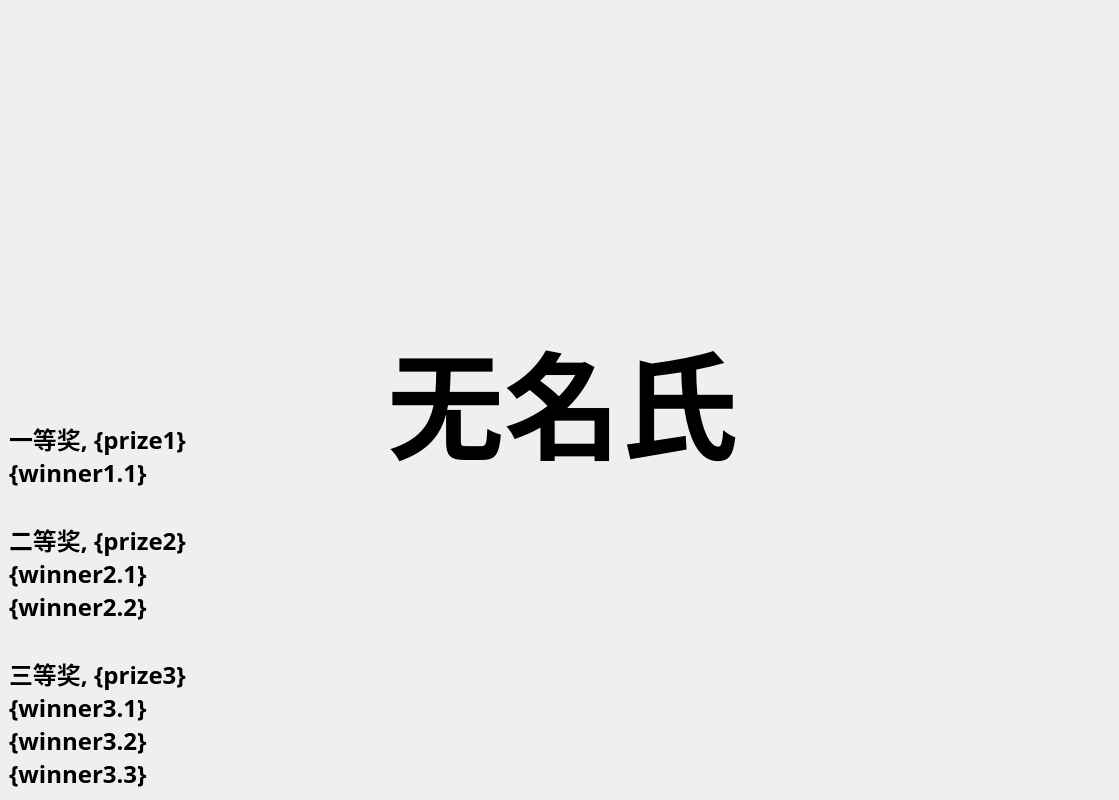
Qt form lottery.ui (LetMeHold/lottery) before a commit.
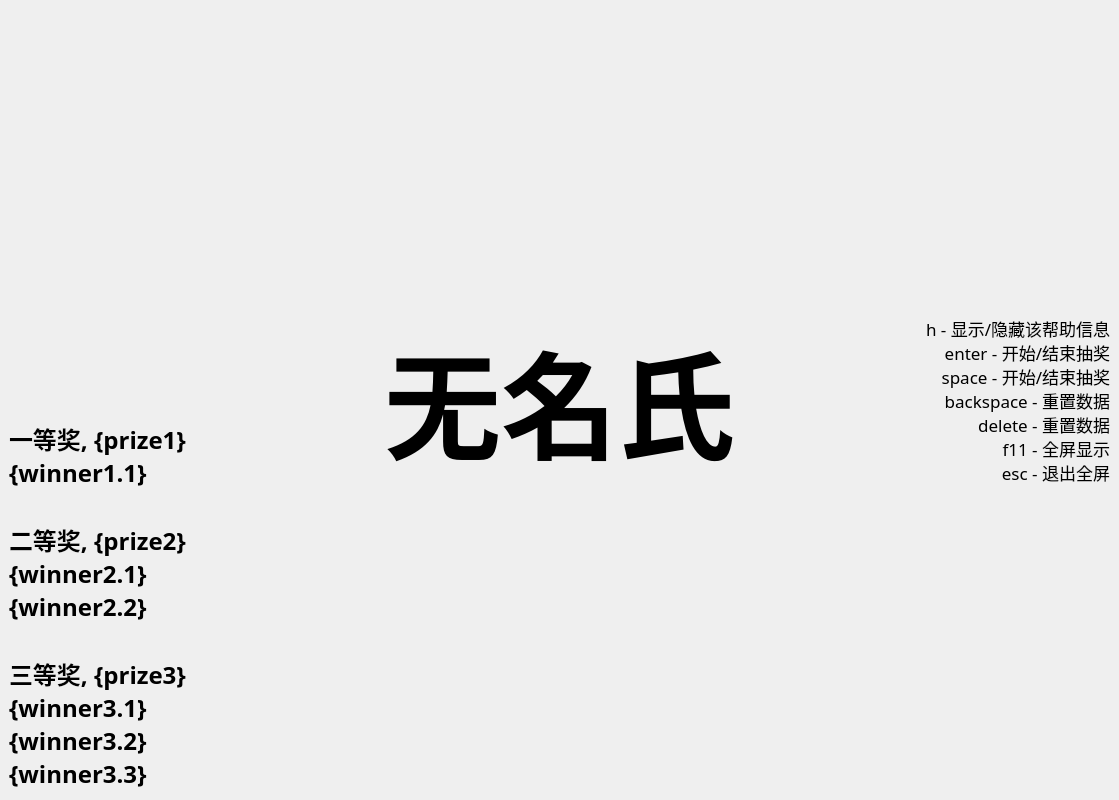
The same form after that commit. Icons and pictures are not drawn.

Commit message: 实现重置数据的功能,本程序初步完成

```diff
--- a/lottery.ui
+++ b/lottery.ui
@@ -89,20 +89,35 @@
      </widget>
     </item>
     <item>
-     <spacer name="horizontalSpacer">
-      <property name="orientation">
-       <enum>Qt::Horizontal</enum>
+     <widget class="QLabel" name="labHelp">
+      <property name="sizePolicy">
+       <sizepolicy hsizetype="Expanding" vsizetype="Preferred">
+        <horstretch>0</horstretch>
+        <verstretch>0</verstretch>
+       </sizepolicy>
       </property>
-      <property name="sizeType">
-       <enum>QSizePolicy::Expanding</enum>
+      <property name="font">
+       <font>
+        <family>隶书</family>
+        <pointsize>13</pointsize>
+       </font>
       </property>
-      <property name="sizeHint" stdset="0">
-       <size>
-        <width>40</width>
-        <height>20</height>
-       </size>
+      <property name="styleSheet">
+       <string notr="true">border-image: url();</string>
       </property>
-     </spacer>
+      <property name="text">
+       <string>h - 显示/隐藏该帮助信息
+enter - 开始/结束抽奖
+space - 开始/结束抽奖
+backspace - 重置数据
+delete - 重置数据
+f11 - 全屏显示
+esc - 退出全屏</string>
+      </property>
+      <property name="alignment">
+       <set>Qt::AlignRight|Qt::AlignTrailing|Qt::AlignVCenter</set>
+      </property>
+     </widget>
     </item>
    </layout>
   </widget>
```
The commit also changes 4 other files.
